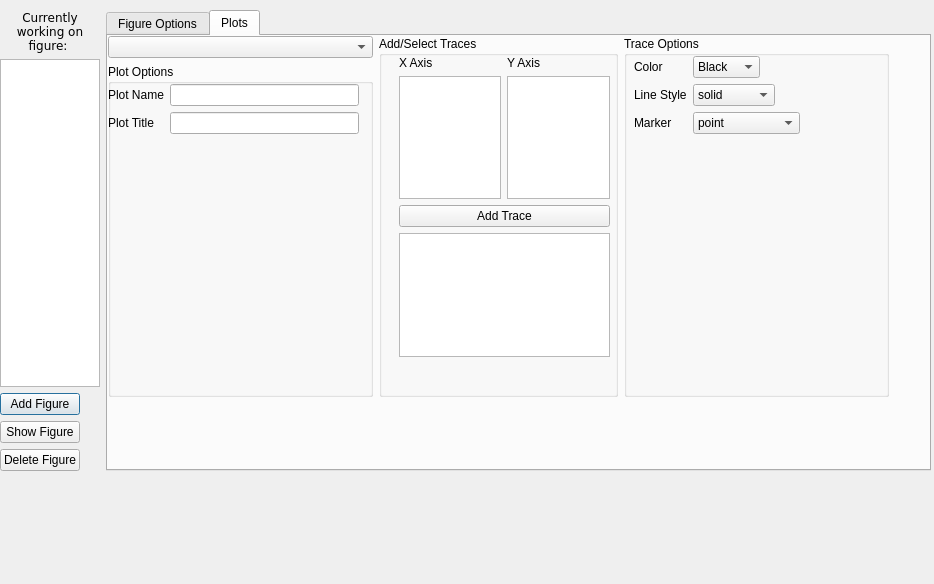
This is ui/Ui_EditFigureDialog.ui in bbreslauer/PySciPlot as Qt 5 draws it before an edit. The edited form follows.
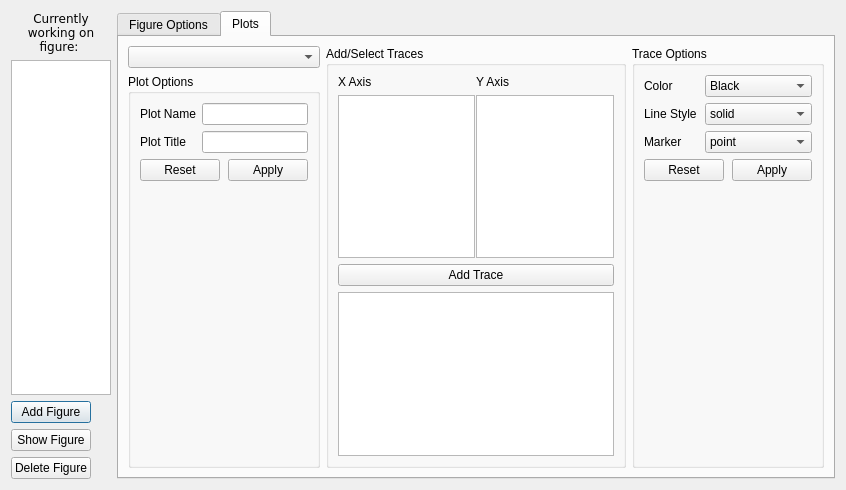
This is the edited form. The open tabs and pages were chosen to show the change.

Commit message: Converted to using apply/reset buttons, and changed some signals around.  Kept previous code commented for the time being.

What changed in the file:
```diff
--- a/ui/Ui_EditFigureDialog.ui
+++ b/ui/Ui_EditFigureDialog.ui
@@ -6,8 +6,8 @@
    <rect>
     <x>0</x>
     <y>0</y>
-    <width>934</width>
-    <height>584</height>
+    <width>846</width>
+    <height>490</height>
    </rect>
   </property>
   <property name="sizePolicy">
@@ -18,8 +18,8 @@
   </property>
   <property name="minimumSize">
    <size>
-    <width>800</width>
-    <height>500</height>
+    <width>0</width>
+    <height>0</height>
    </size>
   </property>
   <property name="baseSize">
@@ -31,16 +31,7 @@
   <property name="windowTitle">
    <string>Edit Figure</string>
   </property>
-  <widget class="QWidget" name="horizontalLayoutWidget">
-   <property name="geometry">
-    <rect>
-     <x>0</x>
-     <y>10</y>
-     <width>931</width>
-     <height>461</height>
-    </rect>
-   </property>
-   <layout class="QHBoxLayout" name="horizontalLayout">
+  <layout class="QHBoxLayout" name="horizontalLayout_3">
     <item>
      <layout class="QVBoxLayout" name="verticalLayout">
       <item>
@@ -206,23 +197,26 @@
        </widget>
       </widget>
       <widget class="QWidget" name="plotTab">
+      <property name="sizePolicy">
+       <sizepolicy hsizetype="Preferred" vsizetype="Preferred">
+        <horstretch>0</horstretch>
+        <verstretch>0</verstretch>
+       </sizepolicy>
+      </property>
        <attribute name="title">
         <string>Plots</string>
        </attribute>
-       <widget class="QWidget" name="horizontalLayoutWidget_2">
-        <property name="geometry">
-         <rect>
-          <x>0</x>
-          <y>0</y>
-          <width>781</width>
-          <height>361</height>
-         </rect>
-        </property>
-        <layout class="QHBoxLayout" name="plotTabLayout" stretch="10,9,10">
+      <layout class="QHBoxLayout" name="horizontalLayout_2" stretch="1,1,1">
          <item>
           <layout class="QVBoxLayout" name="verticalLayout_2">
            <item>
             <widget class="QComboBox" name="plotComboBox">
+           <property name="maximumSize">
+            <size>
+             <width>16777215</width>
+             <height>16777215</height>
+            </size>
+           </property>
              <property name="duplicatesEnabled">
               <bool>false</bool>
              </property>
@@ -230,19 +224,16 @@
            </item>
            <item>
             <widget class="QGroupBox" name="plotOptionsGroupBox">
+           <property name="maximumSize">
+            <size>
+             <width>16777215</width>
+             <height>16777215</height>
+            </size>
+           </property>
              <property name="title">
               <string>Plot Options</string>
              </property>
-             <widget class="QWidget" name="formLayoutWidget_3">
-              <property name="geometry">
-               <rect>
-                <x>0</x>
-                <y>20</y>
-                <width>251</width>
-                <height>241</height>
-               </rect>
-              </property>
-              <layout class="QFormLayout" name="formLayout_2">
+           <layout class="QGridLayout" name="gridLayout_2">
                <item row="0" column="0">
                 <widget class="QLabel" name="label_3">
                  <property name="text">
@@ -250,6 +241,9 @@
                  </property>
                 </widget>
                </item>
+            <item row="0" column="1">
+             <widget class="QLineEdit" name="plotNameLineEdit"/>
+            </item>
                <item row="1" column="0">
                 <widget class="QLabel" name="label_5">
                  <property name="text">
@@ -257,33 +251,55 @@
                  </property>
                 </widget>
                </item>
-               <item row="0" column="1">
-                <widget class="QLineEdit" name="plotNameLineEdit"/>
-               </item>
                <item row="1" column="1">
                 <widget class="QLineEdit" name="plotTitleLineEdit"/>
                </item>
-              </layout>
+            <item row="2" column="0" colspan="2">
+             <widget class="QDialogButtonBox" name="plotOptionsButtons">
+              <property name="standardButtons">
+               <set>QDialogButtonBox::Apply|QDialogButtonBox::Reset</set>
+              </property>
              </widget>
+            </item>
+            <item row="3" column="0" colspan="2">
+             <spacer name="verticalSpacer">
+              <property name="orientation">
+               <enum>Qt::Vertical</enum>
+              </property>
+              <property name="sizeHint" stdset="0">
+               <size>
+                <width>20</width>
+                <height>40</height>
+               </size>
+              </property>
+             </spacer>
+            </item>
+           </layout>
             </widget>
            </item>
           </layout>
          </item>
          <item>
           <widget class="QGroupBox" name="tracesGroupBox">
+         <property name="sizePolicy">
+          <sizepolicy hsizetype="Minimum" vsizetype="Preferred">
+           <horstretch>0</horstretch>
+           <verstretch>0</verstretch>
+          </sizepolicy>
+         </property>
+         <property name="maximumSize">
+          <size>
+           <width>300</width>
+           <height>16777215</height>
+          </size>
+         </property>
            <property name="title">
             <string>Add/Select Traces</string>
            </property>
-           <widget class="QWidget" name="gridLayoutWidget">
-            <property name="geometry">
-             <rect>
-              <x>20</x>
-              <y>20</y>
-              <width>211</width>
-              <height>301</height>
-             </rect>
-            </property>
-            <layout class="QGridLayout" name="tracesGridLayout" rowstretch="0,0,0,0">
+         <layout class="QGridLayout" name="gridLayout">
+          <property name="horizontalSpacing">
+           <number>1</number>
+          </property>
              <item row="0" column="0">
               <widget class="QLabel" name="xAxisLabel">
                <property name="text">
@@ -300,6 +316,12 @@
              </item>
              <item row="1" column="0">
               <widget class="QListView" name="xAxisListView">
+            <property name="sizePolicy">
+             <sizepolicy hsizetype="Preferred" vsizetype="Expanding">
+              <horstretch>0</horstretch>
+              <verstretch>0</verstretch>
+             </sizepolicy>
+            </property>
                <property name="horizontalScrollBarPolicy">
                 <enum>Qt::ScrollBarAsNeeded</enum>
                </property>
@@ -310,6 +332,12 @@
              </item>
              <item row="1" column="1">
               <widget class="QListView" name="yAxisListView">
+            <property name="sizePolicy">
+             <sizepolicy hsizetype="Preferred" vsizetype="Expanding">
+              <horstretch>0</horstretch>
+              <verstretch>0</verstretch>
+             </sizepolicy>
+            </property>
                <property name="editTriggers">
                 <set>QAbstractItemView::NoEditTriggers</set>
                </property>
@@ -323,6 +351,12 @@
              </item>
              <item row="2" column="0" colspan="2">
               <widget class="QPushButton" name="addTraceButton">
+            <property name="sizePolicy">
+             <sizepolicy hsizetype="Preferred" vsizetype="Fixed">
+              <horstretch>0</horstretch>
+              <verstretch>0</verstretch>
+             </sizepolicy>
+            </property>
                <property name="text">
                 <string>Add Trace</string>
                </property>
@@ -330,6 +364,12 @@
              </item>
              <item row="3" column="0" colspan="2">
               <widget class="QTableView" name="traceTableView">
+            <property name="sizePolicy">
+             <sizepolicy hsizetype="Preferred" vsizetype="Preferred">
+              <horstretch>0</horstretch>
+              <verstretch>0</verstretch>
+             </sizepolicy>
+            </property>
                <property name="editTriggers">
                 <set>QAbstractItemView::NoEditTriggers</set>
                </property>
@@ -364,26 +404,19 @@
              </item>
             </layout>
            </widget>
-          </widget>
          </item>
          <item>
           <widget class="QGroupBox" name="traceOptionsGroupBox">
+         <property name="maximumSize">
+          <size>
+           <width>16777215</width>
+           <height>16777215</height>
+          </size>
+         </property>
            <property name="title">
             <string>Trace Options</string>
            </property>
-           <widget class="QWidget" name="formLayoutWidget_2">
-            <property name="geometry">
-             <rect>
-              <x>10</x>
-              <y>20</y>
-              <width>211</width>
-              <height>201</height>
-             </rect>
-            </property>
-            <layout class="QFormLayout" name="traceOptionsFormLayout">
-             <property name="fieldGrowthPolicy">
-              <enum>QFormLayout::ExpandingFieldsGrow</enum>
-             </property>
+         <layout class="QGridLayout" name="gridLayout_3">
              <item row="0" column="0">
               <widget class="QLabel" name="label_4">
                <property name="text">
@@ -527,19 +560,34 @@
                </item>
               </widget>
              </item>
-            </layout>
-           </widget>
-           <zorder>formLayoutWidget_2</zorder>
-           <zorder>label_7</zorder>
-          </widget>
+          <item row="3" column="0" colspan="2">
+           <widget class="QDialogButtonBox" name="traceOptionsButtons">
+            <property name="standardButtons">
+             <set>QDialogButtonBox::Apply|QDialogButtonBox::Reset</set>
+            </property>
+           </widget>
+          </item>
+          <item row="4" column="0" colspan="2">
+           <spacer name="verticalSpacer_2">
+            <property name="orientation">
+             <enum>Qt::Vertical</enum>
+            </property>
+            <property name="sizeHint" stdset="0">
+             <size>
+              <width>20</width>
+              <height>40</height>
+             </size>
+            </property>
+           </spacer>
+          </item>
+         </layout>
+        </widget>
          </item>
         </layout>
        </widget>
       </widget>
-     </widget>
-    </item>
-   </layout>
-  </widget>
+   </item>
+  </layout>
  </widget>
  <resources/>
  <connections/>
```
Left out of the diff: 52 changed lines with no effect on the pictures. Lines whose indentation alone changed are shown as unchanged. The commit also changes 6 other files.
